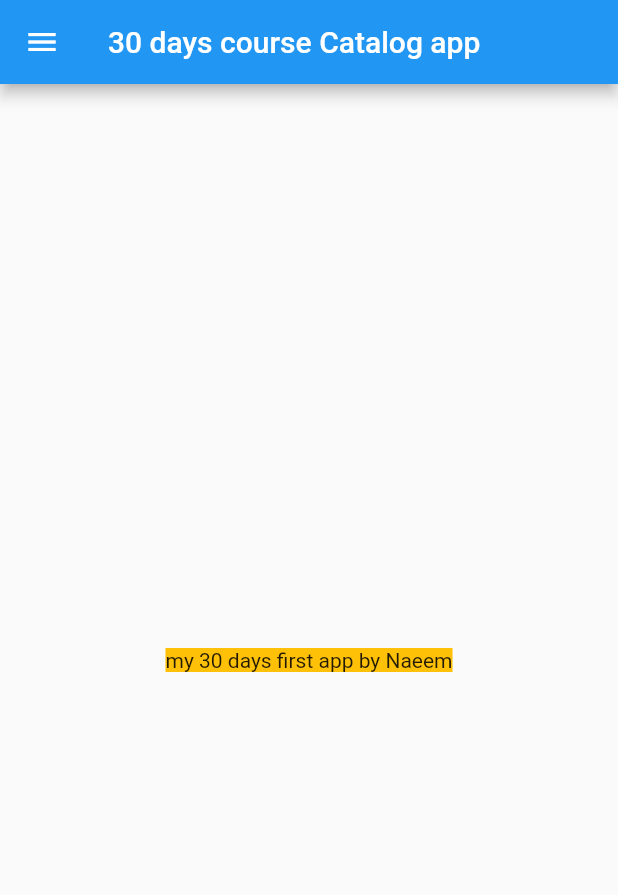
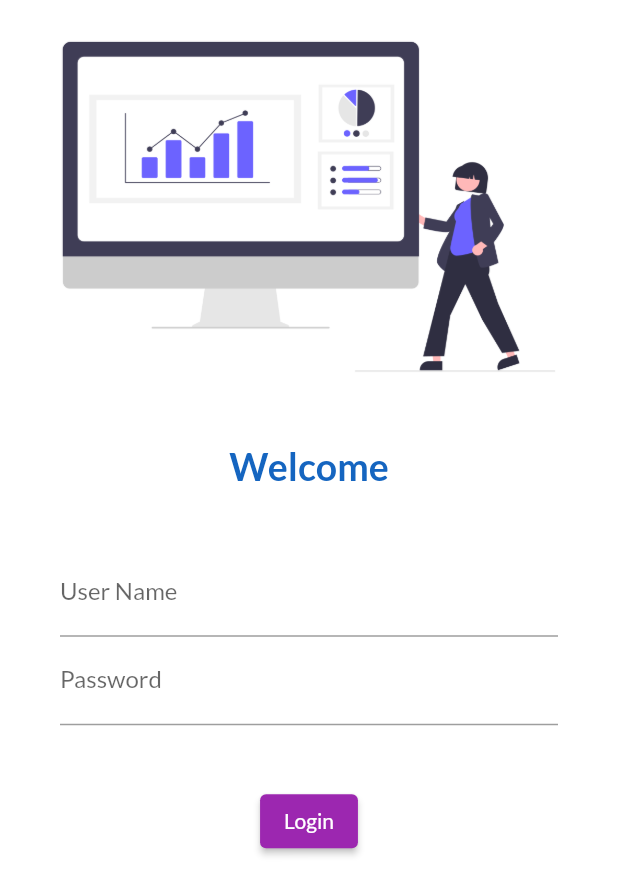
Before and after one commit to royalnaeem/30DaysOfFlutter, a Flutter app: the screen it shows after launch, on a phone screen of 412 x 824 dp. Shown: the top 895 px of the screen. Run offline on Flutter 3.47's test engine with Material 2 defaults, Android fonts, the phone set to English and light mode, and no system bars; our stand-ins replace google_fonts.

Commit message:
day 5 completed

```diff
--- /dev/null
+++ b/lib/Pages/login_page.dart
@@ -0,0 +1,62 @@
+import 'package:flutter/material.dart';
+import 'package:flutter_catalog/utils/routes.dart';
+
+class loginPage extends StatelessWidget {
+  @override
+  Widget build(BuildContext context) {
+    return Material(
+      color: Colors.white,
+      child: Column(
+        children: [
+          Image(
+            image: AssetImage("assets/images/Login.png"),
+            fit: BoxFit.cover,
+          ),
+          SizedBox(height: 20),
+          Text(
+            'Welcome',
+            style: TextStyle(
+                fontSize: 25.0,
+                fontWeight: FontWeight.bold,
+                color: Colors.blue[800]),
+          ),
+          SizedBox(
+            height: 20.0,
+          ),
+          Padding(
+            padding:
+                const EdgeInsets.symmetric(vertical: 20.0, horizontal: 40.0),
+            child: Column(
+              children: [
+                TextFormField(
+                  decoration: InputDecoration(
+                    hintText: 'Enter User Name',
+                    labelText: 'User Name',
+                  ),
+                ),
+                TextFormField(
+                  obscureText: true,
+                  decoration: InputDecoration(
+                    hintText: 'Enter Password',
+                    labelText: 'Password',
+                  ),
+                ),
+                SizedBox(
+                  height: 40.0,
+                ),
+                ElevatedButton(
+                  child: Text(
+                    'Login',
+                  ),
+                  onPressed: () {
+                    Navigator.pushNamed(context, MyRoutes.homeRoutes);
+                  },
+                ),
+              ],
+            ),
+          ),
+        ],
+      ),
+    );
+  }
+}
--- a/lib/main.dart
+++ b/lib/main.dart
@@ -1,5 +1,8 @@
 import 'package:flutter/material.dart';
+import 'package:flutter_catalog/Pages/login_page.dart';
 import 'package:flutter_catalog/home_page.dart';
+import 'package:flutter_catalog/utils/routes.dart';
+import 'package:google_fonts/google_fonts.dart';
 
 void main() {
   runApp(MyApp());
@@ -10,7 +13,15 @@ class MyApp extends StatelessWidget {
   @override
   Widget build(BuildContext context) {
     return MaterialApp(
-      home: HomePage(),
+      theme: ThemeData(
+        primarySwatch: Colors.purple,
+        fontFamily: GoogleFonts.lato().fontFamily,
+      ),
+      routes: {
+        "/": (context) => loginPage(),
+        MyRoutes.homeRoutes: (context) => HomePage(),
+        MyRoutes.loginRoutes: (context) => loginPage(),
+      },
     );
   }
 }
--- /dev/null
+++ b/lib/utils/routes.dart
@@ -0,0 +1,6 @@
+
+
+class MyRoutes {
+  static String loginRoutes = "/login";
+  static String homeRoutes = "/home";
+}
--- a/pubspec.yaml
+++ b/pubspec.yaml
@@ -28,6 +28,7 @@ dependencies:
   # The following adds the Cupertino Icons font to your application.
   # Use with the CupertinoIcons class for iOS style icons.
   cupertino_icons: ^1.0.2
+  google_fonts: ^2.0.0
 
 dev_dependencies:
   flutter_test:
@@ -45,8 +46,8 @@ flutter:
   uses-material-design: true
 
   # To add assets to your application, add an assets section, like this:
-  # assets:
-  #   - images/a_dot_burr.jpeg
+  assets:
+    - assets/images/
   #   - images/a_dot_ham.jpeg
 
   # An image asset can refer to one or more resolution-specific "variants", see
```
Also changed, not shown: assets/images/Login.png (added), pubspec.lock.
